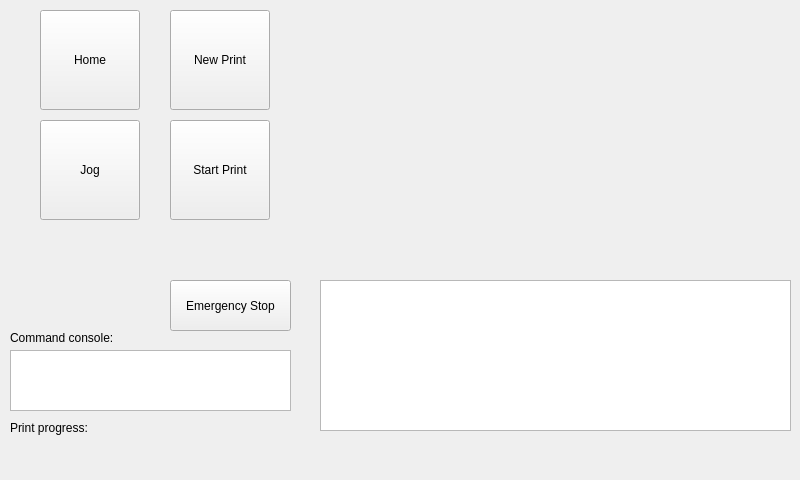
Above: mainwindow.ui from Jacobmose/Bachelor before the change. Below: the same form after it.
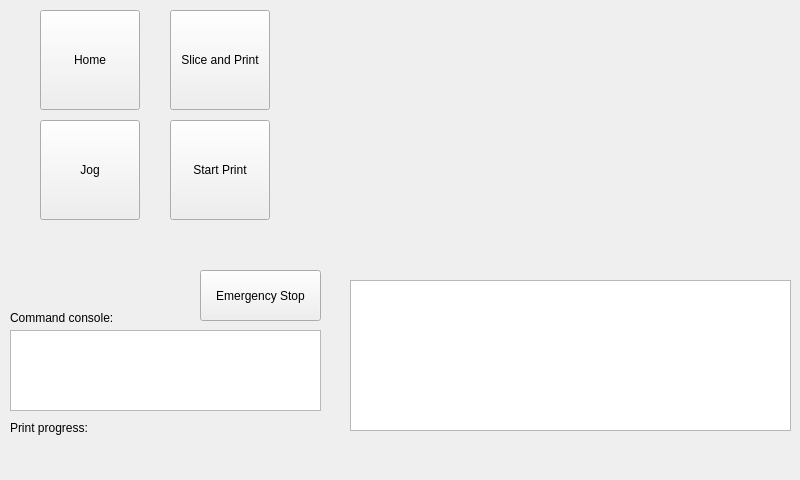
That is the form after the change. Custom widgets are drawn as their Qt base class.

```diff
--- a/mainwindow.ui
+++ b/mainwindow.ui
@@ -18,9 +18,9 @@
     <property name="geometry">
      <rect>
       <x>10</x>
-      <y>350</y>
-      <width>281</width>
-      <height>61</height>
+      <y>330</y>
+      <width>311</width>
+      <height>81</height>
      </rect>
     </property>
    </widget>
@@ -47,14 +47,14 @@
      </rect>
     </property>
     <property name="text">
-     <string>New Print</string>
+     <string>Slice and Print</string>
     </property>
    </widget>
    <widget class="QPushButton" name="btnEmergencyStop">
     <property name="geometry">
      <rect>
-      <x>170</x>
-      <y>280</y>
+      <x>200</x>
+      <y>270</y>
       <width>121</width>
       <height>51</height>
      </rect>
@@ -117,7 +117,7 @@
     <property name="geometry">
      <rect>
       <x>10</x>
-      <y>330</y>
+      <y>310</y>
       <width>151</width>
       <height>16</height>
      </rect>
@@ -129,9 +129,9 @@
    <widget class="BrowseFiguresWidget" name="lwBrowseFigures">
     <property name="geometry">
      <rect>
-      <x>320</x>
+      <x>350</x>
       <y>280</y>
-      <width>471</width>
+      <width>441</width>
       <height>151</height>
      </rect>
     </property>
@@ -139,9 +139,9 @@
    <widget class="QWidget" name="verticalLayoutWidget_2">
     <property name="geometry">
      <rect>
-      <x>319</x>
+      <x>349</x>
       <y>9</y>
-      <width>471</width>
+      <width>441</width>
       <height>261</height>
      </rect>
     </property>
```
Left out of the diff: 2 changed lines with no effect on the pictures.
